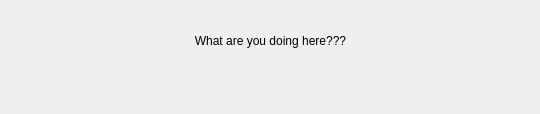
Above: content.ui from 11xdev-coder/windows_3_1_pyqt before the change. Below: the same form after it.
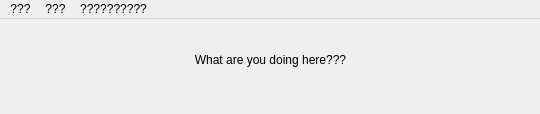
That is the form after the change.

Patch:
```diff
--- a/content.ui
+++ b/content.ui
@@ -40,6 +40,24 @@
      <height>19</height>
     </rect>
    </property>
+   <widget class="QMenu" name="menu">
+    <property name="title">
+     <string>???</string>
+    </property>
+   </widget>
+   <widget class="QMenu" name="menu_2">
+    <property name="title">
+     <string>???</string>
+    </property>
+   </widget>
+   <widget class="QMenu" name="menu_3">
+    <property name="title">
+     <string>??????????</string>
+    </property>
+   </widget>
+   <addaction name="menu"/>
+   <addaction name="menu_2"/>
+   <addaction name="menu_3"/>
   </widget>
  </widget>
  <resources/>
```
Left out of the diff: 2 changed lines with no effect on the pictures.
